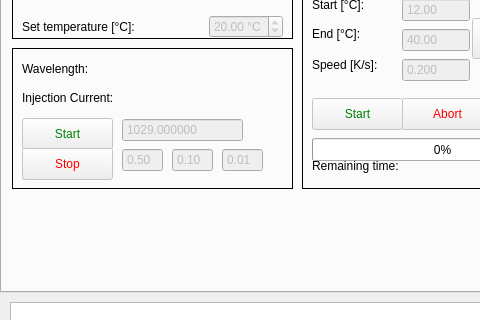
Qt form pulsed_laser_interface.ui (XenoBene/PulsedLaserGUI) before a commit; both pictures show x 0 to 480 and y 158 to 478 of the 770 by 658 pixel window.
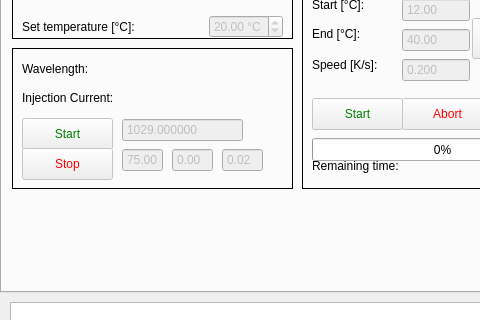
The same form after that commit.

Commit message: Implementierung: - Wenn WL auf einen Wert stabilisiert werden soll, wird erst ein Temperaturschritt gemacht für die ungefähre Richtung, und ab dann übernimmt erst der Strom

```diff
--- a/pulsed_laser_interface.ui
+++ b/pulsed_laser_interface.ui
@@ -3215,7 +3215,7 @@
         <double>0.010000000000000</double>
        </property>
        <property name="value">
-        <double>0.500000000000000</double>
+        <double>75.000000000000000</double>
        </property>
       </widget>
       <widget class="QDoubleSpinBox" name="dfb_lineEdit_ki">
@@ -3252,7 +3252,7 @@
         <double>0.010000000000000</double>
        </property>
        <property name="value">
-        <double>0.100000000000000</double>
+        <double>0.000000000000000</double>
        </property>
       </widget>
       <widget class="QDoubleSpinBox" name="dfb_lineEdit_kd">
@@ -3289,7 +3289,7 @@
         <double>0.010000000000000</double>
        </property>
        <property name="value">
-        <double>0.010000000000000</double>
+        <double>0.020000000000000</double>
        </property>
       </widget>
      </widget>
```
The commit also changes 1 other file.
